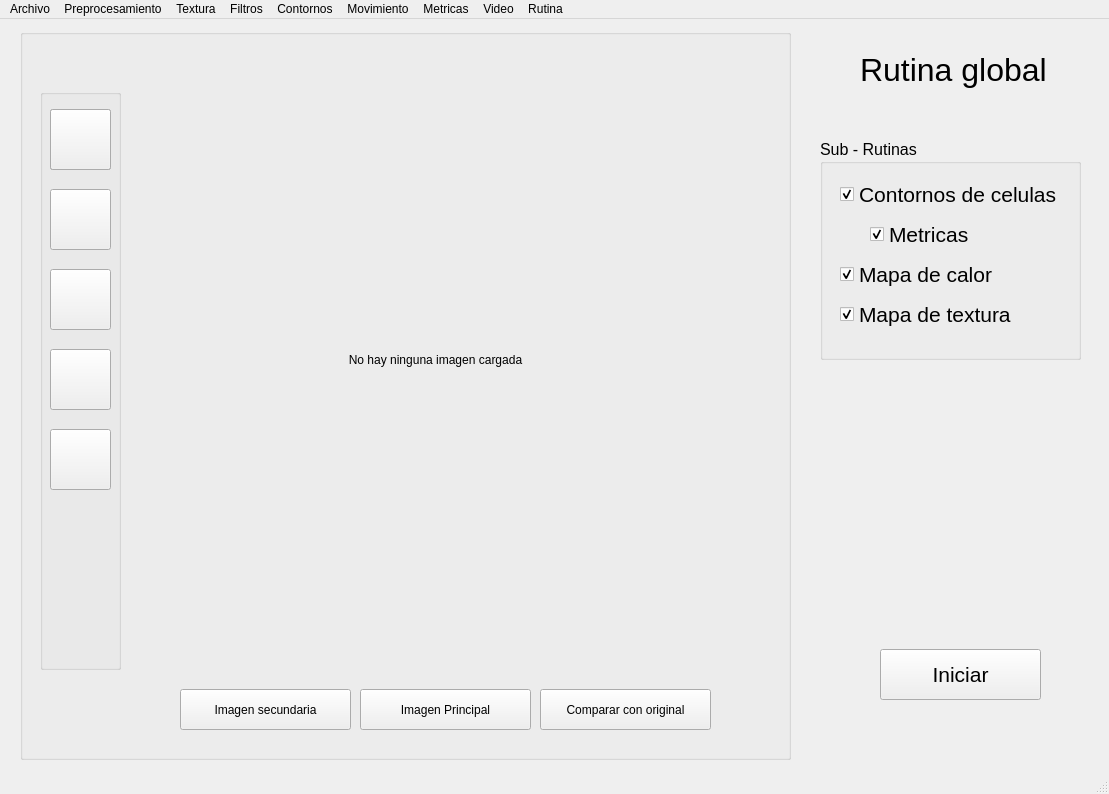
This is main_window.ui in arodriguez1415/PF-SECRET as Qt 5 draws it before an edit. The edited form follows.
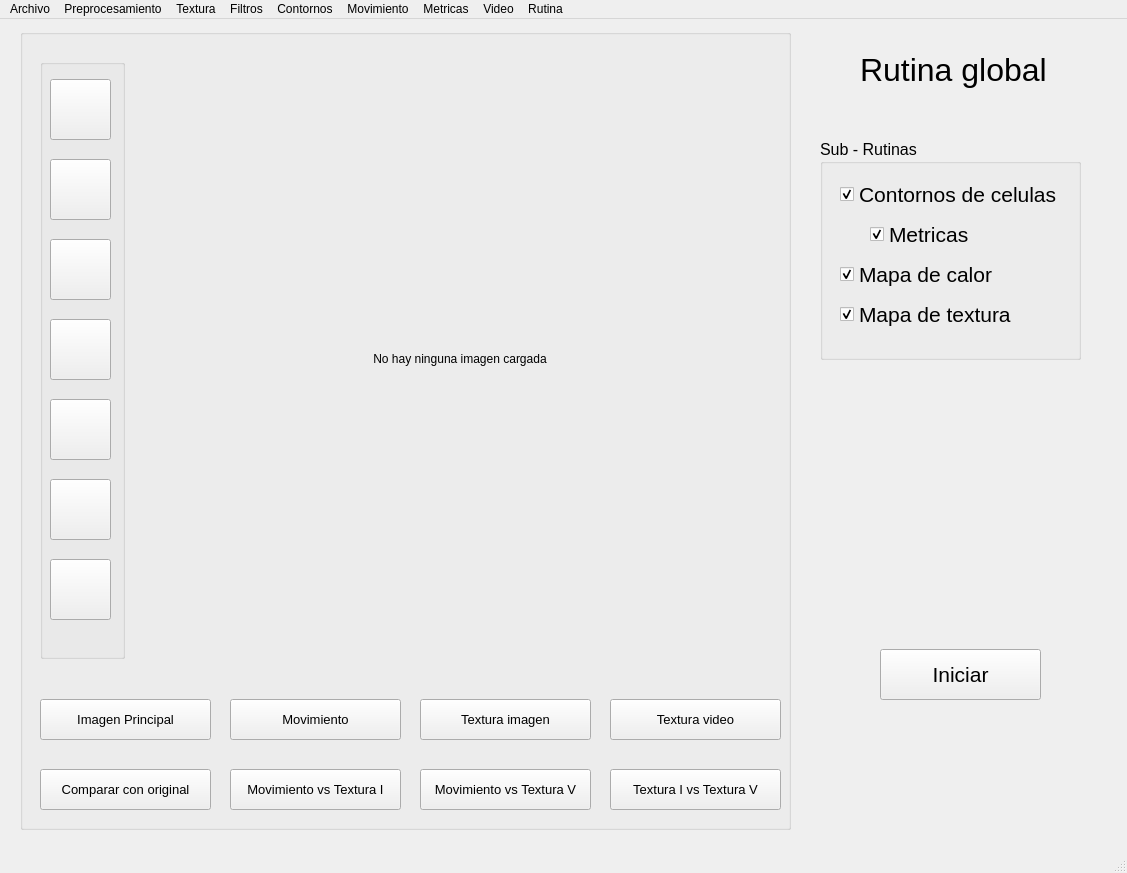
This is the edited form.

Commit message: comparison buttons done

What changed in the file:
```diff
--- a/main_window.ui
+++ b/main_window.ui
@@ -6,8 +6,8 @@
    <rect>
     <x>0</x>
     <y>0</y>
-    <width>1109</width>
-    <height>794</height>
+    <width>1127</width>
+    <height>873</height>
    </rect>
   </property>
   <property name="windowTitle">
@@ -20,7 +20,7 @@
       <x>20</x>
       <y>10</y>
       <width>771</width>
-      <height>731</height>
+      <height>801</height>
      </rect>
     </property>
     <property name="title">
@@ -29,12 +29,17 @@
     <widget class="QPushButton" name="compare_to_original_button">
      <property name="geometry">
       <rect>
-       <x>520</x>
-       <y>660</y>
+       <x>20</x>
+       <y>740</y>
        <width>171</width>
        <height>41</height>
       </rect>
      </property>
+     <property name="font">
+      <font>
+       <pointsize>10</pointsize>
+      </font>
+     </property>
      <property name="text">
       <string>Comparar con original</string>
      </property>
@@ -42,10 +47,10 @@
     <widget class="QLabel" name="image_viewer">
      <property name="geometry">
       <rect>
-       <x>120</x>
-       <y>60</y>
-       <width>591</width>
-       <height>541</height>
+       <x>140</x>
+       <y>30</y>
+       <width>600</width>
+       <height>600</height>
       </rect>
      </property>
      <property name="text">
@@ -59,9 +64,9 @@
      <property name="geometry">
       <rect>
        <x>20</x>
-       <y>60</y>
-       <width>81</width>
-       <height>581</height>
+       <y>30</y>
+       <width>85</width>
+       <height>600</height>
       </rect>
      </property>
      <property name="title">
@@ -97,7 +102,7 @@
       <property name="geometry">
        <rect>
         <x>10</x>
-        <y>20</y>
+        <y>500</y>
         <width>61</width>
         <height>61</height>
        </rect>
@@ -110,7 +115,7 @@
       <property name="geometry">
        <rect>
         <x>10</x>
-        <y>20</y>
+        <y>420</y>
         <width>61</width>
         <height>61</height>
        </rect>
@@ -162,12 +167,17 @@
     <widget class="QPushButton" name="main_image_button">
      <property name="geometry">
       <rect>
-       <x>340</x>
-       <y>660</y>
+       <x>20</x>
+       <y>670</y>
        <width>171</width>
        <height>41</height>
       </rect>
      </property>
+     <property name="font">
+      <font>
+       <pointsize>10</pointsize>
+      </font>
+     </property>
      <property name="text">
       <string>Imagen Principal</string>
      </property>
@@ -175,14 +185,109 @@
     <widget class="QPushButton" name="secondary_image_button">
      <property name="geometry">
       <rect>
-       <x>160</x>
-       <y>660</y>
+       <x>210</x>
+       <y>670</y>
        <width>171</width>
        <height>41</height>
       </rect>
      </property>
+     <property name="font">
+      <font>
+       <pointsize>10</pointsize>
+      </font>
+     </property>
      <property name="text">
-      <string>Imagen secundaria</string>
+      <string>Movimiento</string>
+     </property>
+    </widget>
+    <widget class="QPushButton" name="texture_image">
+     <property name="geometry">
+      <rect>
+       <x>400</x>
+       <y>670</y>
+       <width>171</width>
+       <height>41</height>
+      </rect>
+     </property>
+     <property name="font">
+      <font>
+       <pointsize>10</pointsize>
+      </font>
+     </property>
+     <property name="text">
+      <string>Textura imagen</string>
+     </property>
+    </widget>
+    <widget class="QPushButton" name="movement_compare_to_texture_image">
+     <property name="geometry">
+      <rect>
+       <x>210</x>
+       <y>740</y>
+       <width>171</width>
+       <height>41</height>
+      </rect>
+     </property>
+     <property name="font">
+      <font>
+       <pointsize>10</pointsize>
+      </font>
+     </property>
+     <property name="text">
+      <string>Movimiento vs Textura I</string>
+     </property>
+    </widget>
+    <widget class="QPushButton" name="texture_image_from_video">
+     <property name="geometry">
+      <rect>
+       <x>590</x>
+       <y>670</y>
+       <width>171</width>
+       <height>41</height>
+      </rect>
+     </property>
+     <property name="font">
+      <font>
+       <pointsize>10</pointsize>
+      </font>
+     </property>
+     <property name="text">
+      <string>Textura video</string>
+     </property>
+    </widget>
+    <widget class="QPushButton" name="texture_image_compare_to_texture_video">
+     <property name="geometry">
+      <rect>
+       <x>590</x>
+       <y>740</y>
+       <width>171</width>
+       <height>41</height>
+      </rect>
+     </property>
+     <property name="font">
+      <font>
+       <pointsize>10</pointsize>
+      </font>
+     </property>
+     <property name="text">
+      <string>Textura I vs Textura V</string>
+     </property>
+    </widget>
+    <widget class="QPushButton" name="movement_compare_to_texture_video">
+     <property name="geometry">
+      <rect>
+       <x>400</x>
+       <y>740</y>
+       <width>171</width>
+       <height>41</height>
+      </rect>
+     </property>
+     <property name="font">
+      <font>
+       <pointsize>10</pointsize>
+      </font>
+     </property>
+     <property name="text">
+      <string>Movimiento vs Textura V</string>
      </property>
     </widget>
    </widget>
@@ -192,7 +297,7 @@
       <x>800</x>
       <y>0</y>
       <width>311</width>
-      <height>731</height>
+      <height>801</height>
      </rect>
     </property>
     <property name="currentIndex">
@@ -2425,7 +2530,7 @@
     <rect>
      <x>0</x>
      <y>0</y>
-     <width>1109</width>
+     <width>1127</width>
      <height>21</height>
     </rect>
    </property>
```
Left out of the diff: 4 changed lines with no effect on the pictures. The commit also changes 12 other files.
